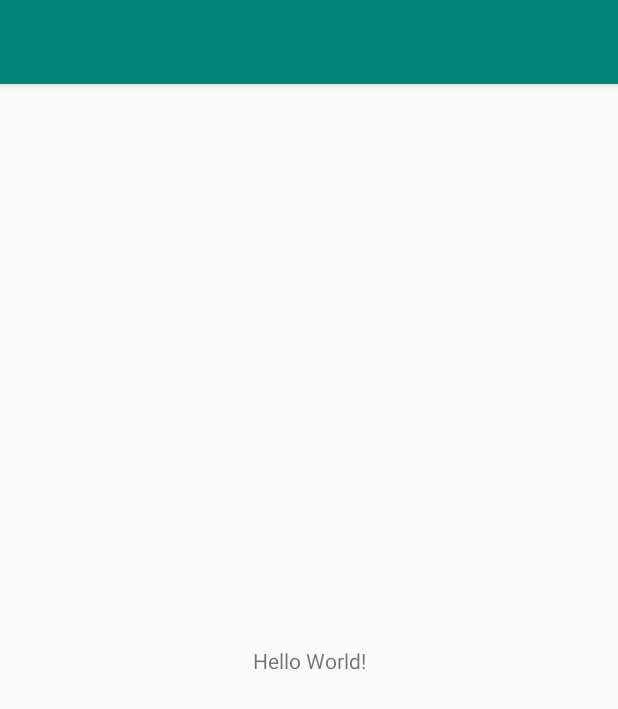
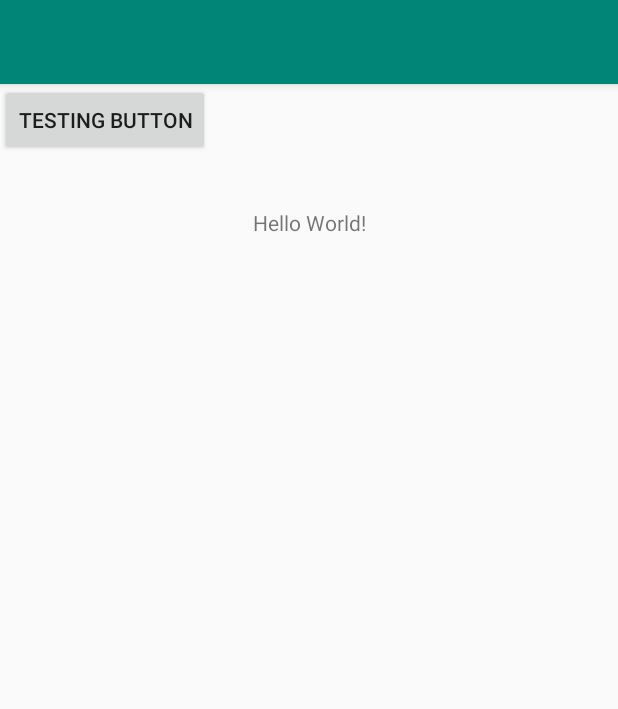
Before and after one commit to SaniaTalib/InstaApp, an Android app: the screen it shows after launch (MainActivity), on a phone screen of 412 x 824 dp. Shown: the top 709 px of the screen. Run offline under Robolectric (Android 15) with nearby library versions, the phone set to English and light mode, and no system bars.

Commit message:
Initial Commit

```diff
--- a/app/src/main/java/com/alidevs/instaapp/MainActivity.kt
+++ b/app/src/main/java/com/alidevs/instaapp/MainActivity.kt
@@ -8,6 +8,10 @@ class MainActivity : AppCompatActivity() {
     override fun onCreate(savedInstanceState: Bundle?) {
         super.onCreate(savedInstanceState)
         setContentView(R.layout.activity_main)
-        //////testing
+        doNothing()
+    }
+
+    fun doNothing(){
+        //Do Nothing
     }
 }
--- a/app/src/main/res/layout/activity_main.xml
+++ b/app/src/main/res/layout/activity_main.xml
@@ -14,6 +14,11 @@
             app:layout_constraintBottom_toBottomOf="parent"
             app:layout_constraintLeft_toLeftOf="parent"
             app:layout_constraintRight_toRightOf="parent"
-            app:layout_constraintTop_toTopOf="parent"/>
+            app:layout_constraintTop_toTopOf="parent" app:layout_constraintVertical_bias="0.11"/>
+    <Button
+            android:text="Testing button"
+            android:layout_width="wrap_content"
+            android:layout_height="wrap_content" tools:layout_editor_absoluteY="213dp"
+            tools:layout_editor_absoluteX="155dp" android:id="@+id/button"/>
 
 </android.support.constraint.ConstraintLayout>
```
